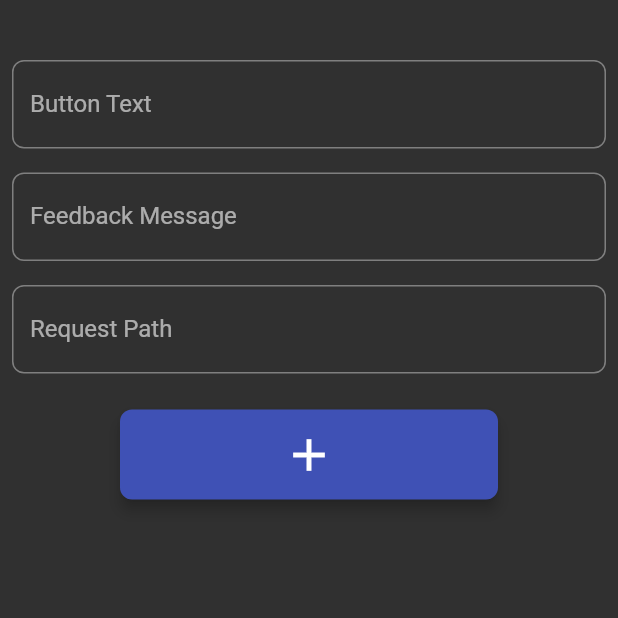
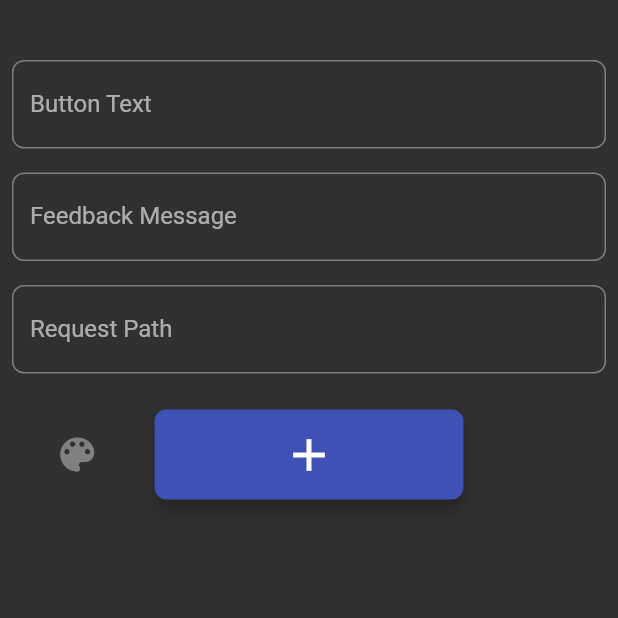
Before and after one commit to tobiasreissmann/ip_remote, a Flutter app: the screen it shows after launch, tab 3 chosen, after a tap on the "add" icon, on a phone screen of 412 x 824 dp, the top half of it. Run offline on Flutter 3.47's test engine with Material 2 defaults, Android fonts, the phone set to English and light mode, and no system bars; our stand-ins replace rxdart, sqflite; missing offline and left inert: flutter_material_color_picker; accounts and stored records are empty.

Commit message:
multiple colored buttons

```diff
--- a/ip_remote/lib/gui/buttons/addButtonDialog.dart
+++ b/ip_remote/lib/gui/buttons/addButtonDialog.dart
@@ -1,4 +1,5 @@
 import 'package:flutter/material.dart';
+import 'package:flutter_material_color_picker/flutter_material_color_picker.dart';
 
 import 'package:ip_remote/bloc/lightModeProvider.dart';
 import 'package:ip_remote/models/light_mode.dart';
@@ -18,6 +19,8 @@ class _AddButtonDialogState extends State<AddButtonDialog> {
   FocusNode _pathFocusNode = FocusNode();
 
   final GlobalKey<ScaffoldState> _scaffoldKey = GlobalKey<ScaffoldState>();
+
+  Color buttonColor = Colors.indigo;
 
   @override
   Widget build(BuildContext context) {
@@ -47,7 +50,23 @@ class _AddButtonDialogState extends State<AddButtonDialog> {
               onFieldSubmitted: () => changeFocus(),
             ),
             Padding(
-              padding: const EdgeInsets.symmetric(horizontal: 80, vertical: 16),
+              padding: const EdgeInsets.symmetric(horizontal: 0, vertical: 16),
+              child: Row(
+                mainAxisAlignment: MainAxisAlignment.spaceBetween,
+                children: <Widget>[
+                  Expanded(
+                    flex: 3,
+                    child: IconButton(
+                      icon: Icon(
+                        Icons.color_lens,
+                        size: 30,
+                        color: Theme.of(context).disabledColor,
+                      ),
+                      onPressed: () => chooseColor(context),
+                    ),
+                  ),
+                  Expanded(
+                    flex: 6,
                     child: ButtonTheme(
                       height: 50,
                       child: Hero(
@@ -56,6 +75,7 @@ class _AddButtonDialogState extends State<AddButtonDialog> {
                           height: 60,
                           minWidth: 90,
                           child: RaisedButton(
+                            color: buttonColor,
                             elevation: 4,
                             shape: RoundedRectangleBorder(borderRadius: BorderRadius.circular(8)),
                             child: Icon(Icons.add, size: 36),
@@ -63,6 +83,13 @@ class _AddButtonDialogState extends State<AddButtonDialog> {
                           ),
                         ),
                       ),
+                    ),
+                  ),
+                  Expanded(
+                    flex: 3,
+                    child: SizedBox(),
+                  ),
+                ],
               ),
             ),
           ],
@@ -75,6 +102,20 @@ class _AddButtonDialogState extends State<AddButtonDialog> {
     if (_buttonTextEditingController.text.isEmpty) return FocusScope.of(context).requestFocus(_buttonFocusNode);
     if (_feedbackTextEditingController.text.isEmpty) return FocusScope.of(context).requestFocus(_feedbackFocusNode);
     if (_pathTextEditingController.text.isEmpty) return FocusScope.of(context).requestFocus(_pathFocusNode);
+  }
+
+  void chooseColor(BuildContext context) {
+    showModalBottomSheet(
+      context: context,
+      builder: (BuildContext context) {
+        return MaterialColorPicker(
+          circleSize: 50,
+          allowShades: false,
+          onMainColorChange: (Color selectedColor) => setState(() => buttonColor = selectedColor),
+          selectedColor: buttonColor,
+        );
+      },
+    );
   }
 
   void addLightMode(BuildContext context) {
@@ -92,6 +133,7 @@ class _AddButtonDialogState extends State<AddButtonDialog> {
       _buttonTextEditingController.text,
       _feedbackTextEditingController.text,
       _pathTextEditingController.text,
+      buttonColor.toString().substring(37,45),
     );
     if (LightModeProvider.of(context)
         .bloc
--- a/ip_remote/lib/models/light_mode.dart
+++ b/ip_remote/lib/models/light_mode.dart
@@ -2,6 +2,7 @@ class LightMode {
   final String button;
   final String feedback;
   final String path;
+  final String buttonColor;
 
-  LightMode(this.button, this.feedback, this.path);
+  LightMode(this.button, this.feedback, this.path, this.buttonColor);
 }
--- a/ip_remote/lib/services/database.dart
+++ b/ip_remote/lib/services/database.dart
@@ -8,18 +8,11 @@ Future<Database> get database async {
   String path = join(await getDatabasesPath(), 'ipRemote.db');
   return await openDatabase(
     path,
-    version: 2,
+    version: 3,
     onCreate: (Database db, int version) async {
       await db.execute('CREATE TABLE IpAddresses (address TEXT, desc TEXT, active BIT, PRIMARY KEY (address, desc))');
       await db.execute(
-          'CREATE TABLE LightModes (button TEXT, feedback TEXT, path TEXT, PRIMARY KEY (button, feedback, path))');
-    },
-    onUpgrade: (Database db, int oldVersion, int newVersion) async {
-      List<Map> _list = await db.rawQuery('SELECT * FROM IpAddresses');
-      await db.execute('DROP TABLE IpAddresses');
-      await db.execute('CREATE TABLE IpAddresses (address TEXT, desc TEXT, active BIT, PRIMARY KEY (address, desc))');
-      _list.forEach((entry) => db.rawInsert(
-          'INSERT INTO IpAddresses (address, desc, active) VALUES ("${entry['address']}", "IP-Address", "${entry['active']}")'));
+          'CREATE TABLE LightModes (button TEXT, feedback TEXT, path TEXT, buttonColor TEXT, PRIMARY KEY (button, feedback, path))');
     },
   );
 }
@@ -36,7 +29,8 @@ Future<List<LightMode>> get databaseLightModeList async {
   Database _database = await database;
   List<Map> _list = await _database.rawQuery('SELECT * FROM LightModes');
   List<LightMode> _lightModesList = [];
-  _list.forEach((entry) => _lightModesList.add(LightMode(entry['button'], entry['feedback'], entry['path'])));
+  _list.forEach((entry) => _lightModesList
+      .add(LightMode(entry['button'], entry['feedback'], entry['path'], entry['buttonColor'] ?? 'ff3f51b5')));
   return _lightModesList;
 }
 
@@ -69,7 +63,7 @@ void databaseChangeActiveIpAddress(IpAddress ipAddress) async {
 void databaseAddLightMode(LightMode lightMode) async {
   Database _database = await database;
   await _database.transaction((txn) async => await txn.rawInsert(
-      'INSERT INTO LightModes(button, feedback, path) VALUES("${lightMode.button}", "${lightMode.feedback}", "${lightMode.path}")'));
+      'INSERT INTO LightModes(button, feedback, path, buttonColor) VALUES("${lightMode.button}", "${lightMode.feedback}", "${lightMode.path}", "${lightMode.buttonColor}")'));
 }
 
 void databaseRemoveLightMode(LightMode lightMode) async {
--- a/ip_remote/pubspec.yaml
+++ b/ip_remote/pubspec.yaml
@@ -10,6 +10,7 @@ dependencies:
   http: ^0.12.0+1
   rxdart: ^0.21.0
   sqflite: ^1.1.3
+  flutter_material_color_picker: ^0.0.5
   flutter:
     sdk: flutter
 
```
Also changed, not shown: ip_remote/lib/gui/buttons/lightModeCard.dart (+11 -0 lines), ip_remote/lib/gui/remote/lightButton.dart (+9 -2 lines), ip_remote/pubspec.lock. Lines whose indentation alone changed are shown as unchanged.
